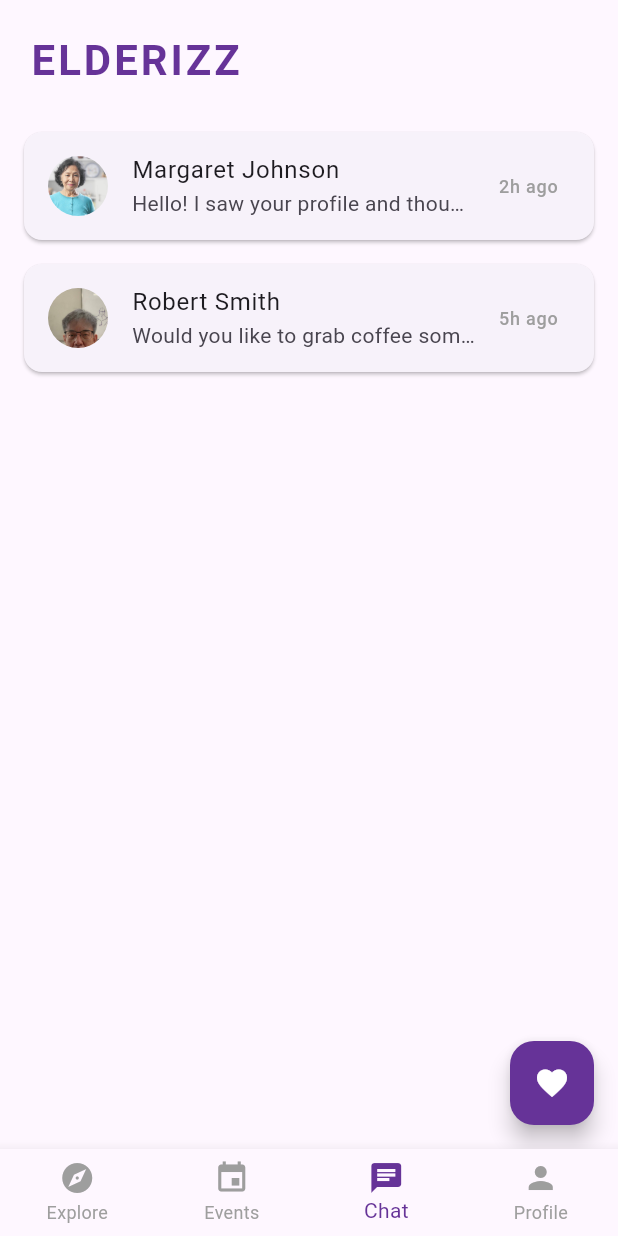
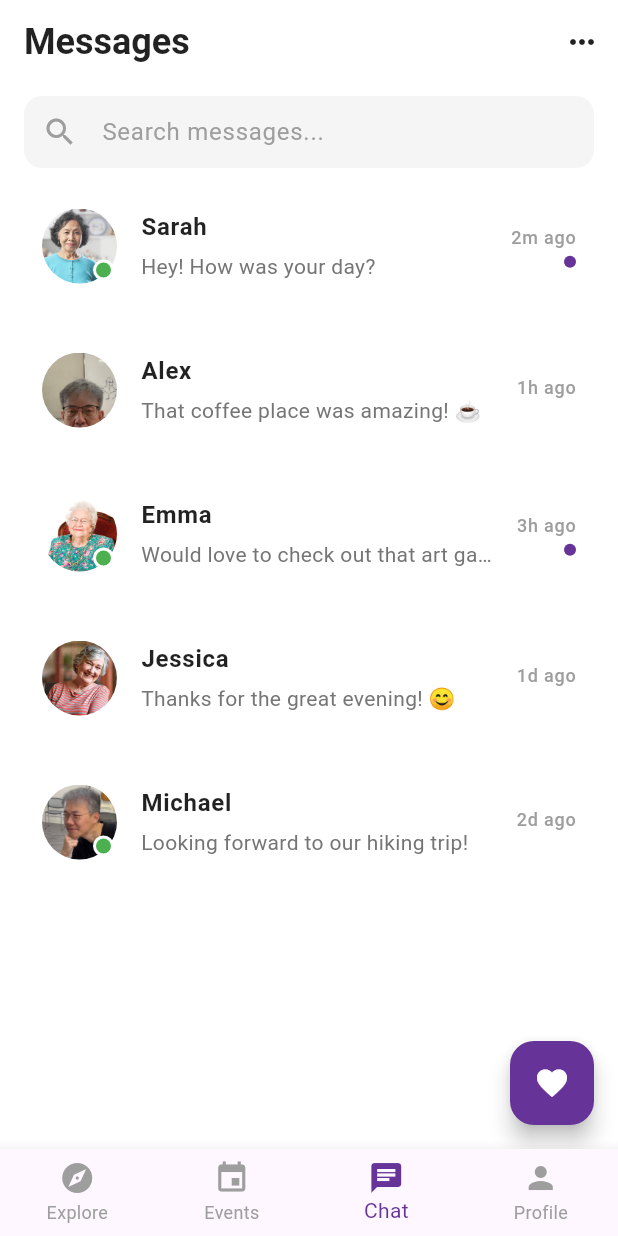
Before and after one commit to owen-ho/elderizz, a Flutter app: the screen it shows once a user with an empty profile is signed in, item 3 of the bottom bar chosen, on a phone screen of 412 x 824 dp. Run offline on Flutter 3.47's test engine with Material 3 defaults, Android fonts, the phone set to English and light mode, and no system bars; our stand-ins replace image_picker, supabase_flutter; accounts and stored records are empty.

```diff
--- a/lib/main.dart
+++ b/lib/main.dart
@@ -501,37 +501,32 @@ class DataService {
     final now = DateTime.now();
     return [
       UserModel(
-        id: '1',
-        fullName: 'Margaret Johnson',
+        id: 'sarah_id',
+        fullName: 'Sarah',
         age: 68,
         location: 'New York, NY',
         bio:
-            'Love gardening, reading, and spending time with my grandchildren. Looking for someone to share life\'s adventures with.',
+            'Love gardening, reading, and spending time with my grandchildren.',
         interests: [
           Interest(id: '1', name: 'Gardening', icon: '🌱', createdAt: now),
           Interest(id: '2', name: 'Reading', icon: '📚', createdAt: now),
-          Interest(id: '3', name: 'Cooking', icon: '👨‍🍳', createdAt: now),
-          Interest(id: '4', name: 'Travel', icon: '✈️', createdAt: now),
         ],
         profileImageUrl: 'assets/images/pp1.jpg',
         status: 'online',
         gender: 'female',
         createdAt: now.subtract(const Duration(days: 30)),
-        updatedAt: now.subtract(const Duration(days: 1)),
+        updatedAt: now.subtract(const Duration(hours: 1)),
         lastActive: now.subtract(const Duration(minutes: 5)),
       ),
       UserModel(
-        id: '2',
-        fullName: 'Robert Smith',
+        id: 'alex_id',
+        fullName: 'Alex',
         age: 72,
         location: 'Los Angeles, CA',
-        bio:
-            'Retired teacher who enjoys hiking, photography, and good conversation. Seeking a kind companion for this chapter of life.',
+        bio: 'Retired teacher who loves coffee and good conversation.',
         interests: [
-          Interest(id: '5', name: 'Photography', icon: '📷', createdAt: now),
-          Interest(id: '6', name: 'Hiking', icon: '🥾', createdAt: now),
-          Interest(id: '7', name: 'Movies', icon: '🎬', createdAt: now),
-          Interest(id: '8', name: 'Music', icon: '🎵', createdAt: now),
+          Interest(id: '3', name: 'Coffee', icon: '☕', createdAt: now),
+          Interest(id: '4', name: 'Reading', icon: '📚', createdAt: now),
         ],
         profileImageUrl: 'assets/images/mpp1.jpg',
         status: 'offline',
@@ -541,17 +536,14 @@ class DataService {
         lastActive: now.subtract(const Duration(hours: 3)),
       ),
       UserModel(
-        id: '3',
-        fullName: 'Dorothy Williams',
+        id: 'emma_id',
+        fullName: 'Emma',
         age: 65,
         location: 'Chicago, IL',
-        bio:
-            'Recently widowed, ready to find joy again. Love painting, bridge, and volunteer work at the local shelter.',
+        bio: 'Art enthusiast and volunteer at the local shelter.',
         interests: [
-          Interest(id: '9', name: 'Painting', icon: '🎨', createdAt: now),
-          Interest(id: '10', name: 'Bridge', icon: '🃏', createdAt: now),
-          Interest(id: '11', name: 'Volunteering', icon: '🤝', createdAt: now),
-          Interest(id: '12', name: 'Dancing', icon: '💃', createdAt: now),
+          Interest(id: '9', name: 'Art', icon: '�', createdAt: now),
+          Interest(id: '10', name: 'Volunteering', icon: '🤝', createdAt: now),
         ],
         profileImageUrl: 'assets/images/pp2.jpg',
         status: 'online',
@@ -561,24 +553,38 @@ class DataService {
         lastActive: now.subtract(const Duration(minutes: 15)),
       ),
       UserModel(
-        id: '4',
-        fullName: 'Frank Miller',
+        id: 'jessica_id',
+        fullName: 'Jessica',
         age: 70,
         location: 'Miami, FL',
-        bio:
-            'Widower looking for companionship. Enjoy fishing, golf, and cooking for someone special.',
+        bio: 'Enjoying retirement and looking for new adventures.',
         interests: [
-          Interest(id: '13', name: 'Fishing', icon: '🎣', createdAt: now),
-          Interest(id: '14', name: 'Golf', icon: '⛳', createdAt: now),
-          Interest(id: '3', name: 'Cooking', icon: '👨‍🍳', createdAt: now),
-          Interest(id: '4', name: 'Travel', icon: '✈️', createdAt: now),
+          Interest(id: '13', name: 'Travel', icon: '✈️', createdAt: now),
+          Interest(id: '14', name: 'Dancing', icon: '💃', createdAt: now),
+        ],
+        profileImageUrl: 'assets/images/pp3.jpg',
+        status: 'offline',
+        gender: 'female',
+        createdAt: now.subtract(const Duration(days: 60)),
+        updatedAt: now.subtract(const Duration(days: 3)),
+        lastActive: now.subtract(const Duration(days: 1)),
+      ),
+      UserModel(
+        id: 'michael_id',
+        fullName: 'Michael',
+        age: 67,
+        location: 'Denver, CO',
+        bio: 'Outdoor enthusiast who loves hiking and photography.',
+        interests: [
+          Interest(id: '15', name: 'Hiking', icon: '🥾', createdAt: now),
+          Interest(id: '16', name: 'Photography', icon: '📷', createdAt: now),
         ],
         profileImageUrl: 'assets/images/mpp2.jpg',
         status: 'online',
         gender: 'male',
-        createdAt: now.subtract(const Duration(days: 60)),
-        updatedAt: now.subtract(const Duration(days: 3)),
-        lastActive: now.subtract(const Duration(minutes: 30)),
+        createdAt: now.subtract(const Duration(days: 25)),
+        updatedAt: now.subtract(const Duration(hours: 4)),
+        lastActive: now.subtract(const Duration(hours: 1)),
       ),
     ];
   }
@@ -762,21 +768,52 @@ Jazz & Wine Evening
       ChatMessage(
         id: '1',
         conversationId: 'conv_1',
-        senderId: '1',
+        senderId: 'sarah_id',
         receiverId: 'current_user',
-        content:
-            'Hello! I saw your profile and thought we might have a lot in common.',
-        createdAt: now.subtract(const Duration(hours: 2)),
-        updatedAt: now.subtract(const Duration(hours: 2)),
+        content: 'Hey! How was your day?',
+        createdAt: now.subtract(const Duration(minutes: 2)),
+        updatedAt: now.subtract(const Duration(minutes: 2)),
+        isRead: false,
       ),
       ChatMessage(
         id: '2',
         conversationId: 'conv_2',
-        senderId: '2',
+        senderId: 'alex_id',
         receiverId: 'current_user',
-        content: 'Would you like to grab coffee sometime?',
-        createdAt: now.subtract(const Duration(hours: 5)),
-        updatedAt: now.subtract(const Duration(hours: 5)),
+        content: 'That coffee place was amazing! ☕',
+        createdAt: now.subtract(const Duration(hours: 1)),
+        updatedAt: now.subtract(const Duration(hours: 1)),
+        isRead: true,
+      ),
+      ChatMessage(
+        id: '3',
+        conversationId: 'conv_3',
+        senderId: 'emma_id',
+        receiverId: 'current_user',
+        content: 'Would love to check out that art gallery!',
+        createdAt: now.subtract(const Duration(hours: 3)),
+        updatedAt: now.subtract(const Duration(hours: 3)),
+        isRead: false,
+      ),
+      ChatMessage(
+        id: '4',
+        conversationId: 'conv_4',
+        senderId: 'jessica_id',
+        receiverId: 'current_user',
+        content: 'Thanks for the great evening! 😊',
+        createdAt: now.subtract(const Duration(days: 1)),
+        updatedAt: now.subtract(const Duration(days: 1)),
+        isRead: true,
+      ),
+      ChatMessage(
+        id: '5',
+        conversationId: 'conv_5',
+        senderId: 'michael_id',
+        receiverId: 'current_user',
+        content: 'Looking forward to our hiking trip!',
+        createdAt: now.subtract(const Duration(days: 2)),
+        updatedAt: now.subtract(const Duration(days: 2)),
+        isRead: true,
       ),
     ];
   }
@@ -1735,27 +1772,52 @@ class _ChatPageState extends State<ChatPage> {
 
   @override
   Widget build(BuildContext context) {
-    return SafeArea(
-      child: Scaffold(
+    return Scaffold(
+      backgroundColor: Colors.white,
+      appBar: AppBar(
+        backgroundColor: Colors.white,
+        elevation: 0,
+        title: const Text(
+          'Messages',
+          style: TextStyle(
+            fontSize: 24,
+            fontWeight: FontWeight.bold,
+            color: Colors.black87,
+          ),
+        ),
+        actions: [
+          IconButton(
+            icon: const Icon(Icons.more_horiz, color: Colors.black87),
+            onPressed: () {
+              // Add menu functionality here
+            },
+          ),
+        ],
+      ),
       body: Column(
         children: [
-            // Header
-            Padding(
-              padding: const EdgeInsets.all(20.0),
-              child: Row(
-                children: [
-                  const Text(
-                    'ELDERIZZ',
-                    style: TextStyle(
-                      fontSize: 28,
-                      fontWeight: FontWeight.bold,
-                      color: appTheme,
-                      letterSpacing: 2,
-                    ),
-                  ),
-                ],
-              ),
-            ),
+          // Search bar
+          Container(
+            margin: const EdgeInsets.symmetric(horizontal: 16, vertical: 8),
+            decoration: BoxDecoration(
+              color: Colors.grey.shade100,
+              borderRadius: BorderRadius.circular(12),
+            ),
+            child: TextField(
+              decoration: InputDecoration(
+                hintText: 'Search messages...',
+                hintStyle: TextStyle(color: Colors.grey.shade500),
+                prefixIcon: Icon(Icons.search, color: Colors.grey.shade500),
+                border: InputBorder.none,
+                contentPadding: const EdgeInsets.symmetric(
+                  horizontal: 16,
+                  vertical: 12,
+                ),
+              ),
+            ),
+          ),
+
+          // Messages list
           Expanded(
             child: isLoading
                 ? const Center(child: CircularProgressIndicator())
@@ -1768,47 +1830,16 @@ class _ChatPageState extends State<ChatPage> {
                     ),
                   )
                 : ListView.builder(
+                    padding: const EdgeInsets.symmetric(horizontal: 16),
                     itemCount: messages.length,
                     itemBuilder: (context, index) {
                       final message = messages[index];
                       final sender = users.firstWhere(
                         (user) => user.id == message.senderId,
-                        );
-
-                        return Card(
-                          margin: const EdgeInsets.symmetric(
-                            horizontal: 16,
-                            vertical: 8,
-                          ),
-                          child: ListTile(
-                            leading: ProfileImageWidget(
-                              imageUrl: sender.profileImageUrl,
-                              size: 40,
-                            ),
-                            title: Text(sender.name),
-                            subtitle: Text(
-                              message.message,
-                              maxLines: 1,
-                              overflow: TextOverflow.ellipsis,
-                            ),
-                            trailing: Text(
-                              _formatTime(message.timestamp),
-                              style: const TextStyle(
-                                color: Colors.grey,
-                                fontSize: 12,
-                              ),
-                            ),
-                            onTap: () {
-                              Navigator.push(
-                                context,
-                                MaterialPageRoute(
-                                  builder: (context) =>
-                                      ChatDetailPage(user: sender),
-                                ),
-                              );
-                            },
-                          ),
-                        );
+                        orElse: () => users.first,
+                      );
+
+                      return _buildMessageItem(sender, message);
                     },
                   ),
           ),
@@ -1824,20 +1855,102 @@ class _ChatPageState extends State<ChatPage> {
         backgroundColor: appTheme,
         child: const Icon(Icons.favorite, color: Colors.white),
       ),
-      ),
-    );
-  }
-
-  String _formatTime(DateTime dateTime) {
+    );
+  }
+
+  Widget _buildMessageItem(UserModel sender, ChatMessage message) {
+    return Container(
+      margin: const EdgeInsets.only(bottom: 8),
+      child: ListTile(
+        contentPadding: const EdgeInsets.symmetric(vertical: 8, horizontal: 12),
+        leading: Stack(
+          children: [
+            ProfileImageWidget(
+              imageUrl: sender.profileImageUrl,
+              size: 50,
+              isCircular: true,
+            ),
+            // Online indicator
+            if (sender.status == 'online')
+              Positioned(
+                bottom: 2,
+                right: 2,
+                child: Container(
+                  width: 14,
+                  height: 14,
+                  decoration: BoxDecoration(
+                    color: Colors.green,
+                    shape: BoxShape.circle,
+                    border: Border.all(color: Colors.white, width: 2),
+                  ),
+                ),
+              ),
+          ],
+        ),
+        title: Text(
+          sender.name,
+          style: const TextStyle(
+            fontSize: 16,
+            fontWeight: FontWeight.w600,
+            color: Colors.black87,
+          ),
+        ),
+        subtitle: Padding(
+          padding: const EdgeInsets.only(top: 4),
+          child: Text(
+            message.content,
+            maxLines: 1,
+            overflow: TextOverflow.ellipsis,
+            style: TextStyle(fontSize: 14, color: Colors.grey.shade600),
+          ),
+        ),
+        trailing: Column(
+          mainAxisAlignment: MainAxisAlignment.center,
+          crossAxisAlignment: CrossAxisAlignment.end,
+          children: [
+            Text(
+              _formatMessageTime(message.createdAt),
+              style: TextStyle(fontSize: 12, color: Colors.grey.shade500),
+            ),
+            const SizedBox(height: 4),
+            // Unread indicator
+            if (!message.isRead)
+              Container(
+                width: 8,
+                height: 8,
+                decoration: const BoxDecoration(
+                  color: appTheme,
+                  shape: BoxShape.circle,
+                ),
+              ),
+          ],
+        ),
+        onTap: () {
+          Navigator.push(
+            context,
+            MaterialPageRoute(
+              builder: (context) => ChatDetailPage(user: sender),
+            ),
+          );
+        },
+      ),
+    );
+  }
+
+  String _formatMessageTime(DateTime dateTime) {
     final now = DateTime.now();
     final difference = now.difference(dateTime);
 
-    if (difference.inDays > 0) {
+    if (difference.inMinutes < 60) {
+      return '${difference.inMinutes}m ago';
+    } else if (difference.inHours < 24) {
+      return '${difference.inHours}h ago';
+    } else if (difference.inDays == 1) {
+      return '1d ago';
+    } else if (difference.inDays < 7) {
       return '${difference.inDays}d ago';
-    } else if (difference.inHours > 0) {
-      return '${difference.inHours}h ago';
     } else {
-      return '${difference.inMinutes}m ago';
+      return '${(difference.inDays / 7).floor()}w ago';
     }
   }
 }
@@ -2523,25 +2636,8 @@ class _ProfilePageState extends State<ProfilePage> {
         //     ),
         //   ],
         // ),
-        body: Column(
-          children: [
-            Padding(
-              padding: const EdgeInsets.only(top: 20.0, left: 20),
-              child: Row(
-                children: [
-                  const Text(
-                    'ELDERIZZ',
-                    style: TextStyle(
-                      fontSize: 28,
-                      fontWeight: FontWeight.bold,
-                      color: appTheme,
-                      letterSpacing: 2,
-                    ),
-                  ),
-                ],
-              ),
-            ),
-            Expanded(
+        body: Padding(
+          padding: const EdgeInsets.only(top: 20),
           child: isLoading
               ? const Center(child: CircularProgressIndicator())
               : currentUserProfile == null
@@ -2578,9 +2674,7 @@ class _ProfilePageState extends State<ProfilePage> {
                                 const SizedBox(width: 4),
                                 Text(
                                   currentUserProfile!.location,
-                                      style: const TextStyle(
-                                        color: Colors.grey,
-                                      ),
+                                  style: const TextStyle(color: Colors.grey),
                                 ),
                               ],
                             ),
@@ -2649,16 +2743,11 @@ class _ProfilePageState extends State<ProfilePage> {
                           },
                           style: ElevatedButton.styleFrom(
                             backgroundColor: appTheme,
-                                padding: const EdgeInsets.symmetric(
-                                  vertical: 15,
-                                ),
+                            padding: const EdgeInsets.symmetric(vertical: 15),
                           ),
                           child: const Text(
                             'Edit Profile',
-                                style: TextStyle(
-                                  fontSize: 16,
-                                  color: Colors.white,
-                                ),
+                            style: TextStyle(fontSize: 16, color: Colors.white),
                           ),
                         ),
                       ),
@@ -2671,9 +2760,7 @@ class _ProfilePageState extends State<ProfilePage> {
                           },
                           style: OutlinedButton.styleFrom(
                             side: const BorderSide(color: appTheme),
-                                padding: const EdgeInsets.symmetric(
-                                  vertical: 15,
-                                ),
+                            padding: const EdgeInsets.symmetric(vertical: 15),
                           ),
                           child: const Text(
                             'Settings',
@@ -2684,8 +2771,6 @@ class _ProfilePageState extends State<ProfilePage> {
                     ],
                   ),
                 ),
-            ),
-          ],
         ),
       ),
     );
```
Lines whose indentation alone changed are shown as unchanged.
